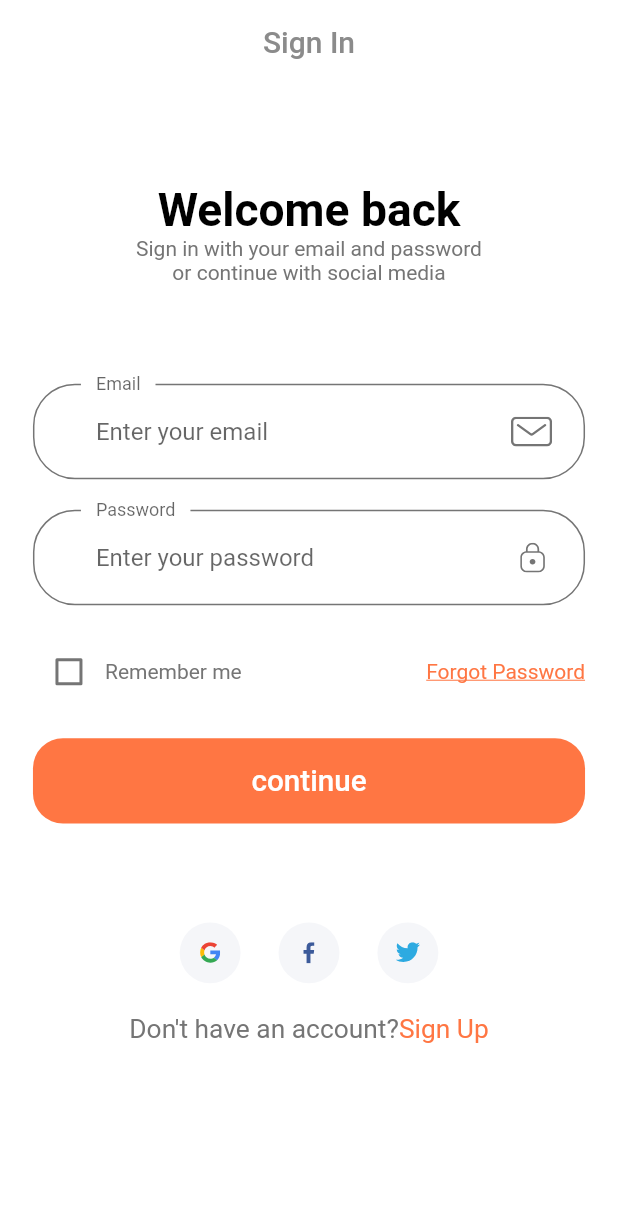
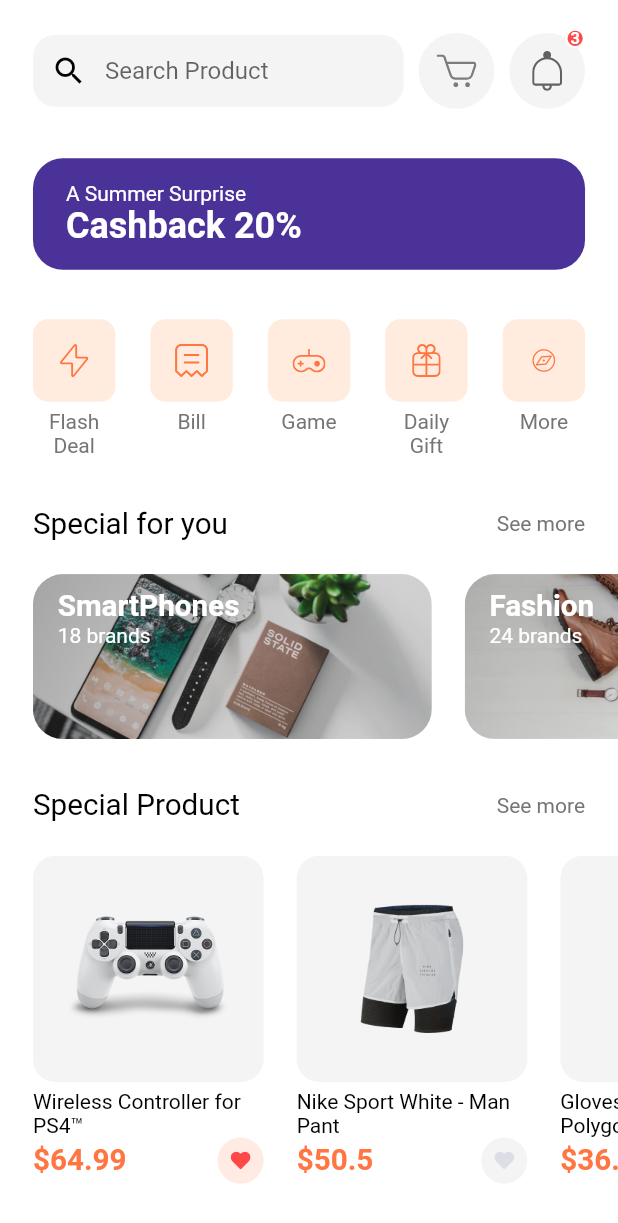
Before and after one commit to NAME-NikhilPatil/shop_ui, a Flutter app: the screen it shows after launch, on a phone screen of 412 x 824 dp. Shown: the top 1223 px of the screen. Run offline on Flutter 3.47's test engine with Material 2 defaults, Android fonts, the phone set to English and light mode, and no system bars; our stand-ins replace flutter_svg; Roboto replaces fonts that are missing (Muli).

Commit message:
episode 4

```diff
--- /dev/null
+++ b/lib/components/product.dart
@@ -0,0 +1,92 @@
+import 'package:flutter/material.dart';
+import 'package:flutter_svg/svg.dart';
+import '../constants.dart';
+import '../models/Product.dart';
+import '../size_config.dart';
+
+class ProductCard extends StatelessWidget {
+  const ProductCard({
+    Key? key,
+    this.width = 140,
+    this.aspectRatio = 1.02,
+    required this.product,
+  }) : super(key: key);
+
+  final double width, aspectRatio;
+  final Product product;
+
+  @override
+  Widget build(BuildContext context) {
+    return Padding(
+      padding: EdgeInsets.only(
+        left: getProportionateScreenWidth(20),
+      ),
+      child: SizedBox(
+        width: getProportionateScreenWidth(width),
+        child: Column(
+          children: [
+            AspectRatio(
+              aspectRatio: aspectRatio,
+              child: Container(
+                padding: EdgeInsets.all(
+                  getProportionateScreenWidth(20),
+                ),
+                decoration: BoxDecoration(
+                  color: kSecondaryColor.withOpacity(0.1),
+                  borderRadius: BorderRadius.circular(15),
+                ),
+                child: Image.asset(product.images[0]),
+              ),
+            ),
+            const SizedBox(
+              height: 5,
+            ),
+            Text(
+              product.title,
+              style: const TextStyle(
+                color: Colors.black,
+              ),
+              maxLines: 2,
+            ),
+            Row(
+              mainAxisAlignment: MainAxisAlignment.spaceBetween,
+              children: [
+                Text(
+                  "\$${product.price}",
+                  style: TextStyle(
+                    fontSize: getProportionateScreenWidth(18),
+                    fontWeight: FontWeight.w600,
+                    color: kPrimaryColor,
+                  ),
+                ),
+                InkWell(
+                  onTap: () {},
+                  borderRadius: BorderRadius.circular(30),
+                  child: Container(
+                    padding: EdgeInsets.all(
+                      getProportionateScreenWidth(8),
+                    ),
+                    height: getProportionateScreenWidth(28),
+                    width: getProportionateScreenWidth(28),
+                    decoration: BoxDecoration(
+                      color: product.isFavourite
+                          ? kPrimaryColor.withOpacity(0.15)
+                          : kSecondaryColor.withOpacity(0.1),
+                      shape: BoxShape.circle,
+                    ),
+                    child: SvgPicture.asset(
+                      "assets/icons/Heart Icon_2.svg",
+                      color: product.isFavourite
+                          ? const Color(0xffff4848)
+                          : const Color(0xffdbdee4),
+                    ),
+                  ),
+                ),
+              ],
+            ),
+          ],
+        ),
+      ),
+    );
+  }
+}
--- a/lib/main.dart
+++ b/lib/main.dart
@@ -1,5 +1,6 @@
 import 'package:flutter/material.dart';
 import 'package:shop_ui/routes.dart';
+import 'package:shop_ui/screens/home/home_screen.dart';
 import 'package:shop_ui/screens/sign_in/sign_in_screen.dart';
 import 'package:shop_ui/theme.dart';
 
@@ -18,7 +19,7 @@ class MyApp extends StatelessWidget {
       theme:theme(),
       // home: SplashScreen(),
       // We use routeName so that we dont need to remember the name
-     initialRoute: SignInScreen.routeName,
+     initialRoute: HomeScreen.routeName,
      routes: routes,
     );
   }
--- a/lib/models/Product.dart
+++ b/lib/models/Product.dart
@@ -33,9 +33,9 @@ List<Product> demoProducts = [
       "assets/images/ps4_console_white_4.png",
     ],
     colors: [
-      Color(0xFFF6625E),
-      Color(0xFF836DB8),
-      Color(0xFFDECB9C),
+      const Color(0xFFF6625E),
+      const Color(0xFF836DB8),
+      const Color(0xFFDECB9C),
       Colors.white,
     ],
     title: "Wireless Controller for PS4™",
@@ -51,9 +51,9 @@ List<Product> demoProducts = [
       "assets/images/Image Popular Product 2.png",
     ],
     colors: [
-      Color(0xFFF6625E),
-      Color(0xFF836DB8),
-      Color(0xFFDECB9C),
+      const Color(0xFFF6625E),
+      const Color(0xFF836DB8),
+      const Color(0xFFDECB9C),
       Colors.white,
     ],
     title: "Nike Sport White - Man Pant",
@@ -68,9 +68,9 @@ List<Product> demoProducts = [
       "assets/images/glap.png",
     ],
     colors: [
-      Color(0xFFF6625E),
-      Color(0xFF836DB8),
-      Color(0xFFDECB9C),
+      const Color(0xFFF6625E),
+      const Color(0xFF836DB8),
+      const Color(0xFFDECB9C),
       Colors.white,
     ],
     title: "Gloves XC Omega - Polygon",
@@ -86,9 +86,9 @@ List<Product> demoProducts = [
       "assets/images/wireless headset.png",
     ],
     colors: [
-      Color(0xFFF6625E),
-      Color(0xFF836DB8),
-      Color(0xFFDECB9C),
+      const Color(0xFFF6625E),
+      const Color(0xFF836DB8),
+      const Color(0xFFDECB9C),
       Colors.white,
     ],
     title: "Logitech Head",
--- a/lib/routes.dart
+++ b/lib/routes.dart
@@ -1,6 +1,7 @@
 import 'package:flutter/widgets.dart';
 import 'package:shop_ui/screens/complete_profie/complete_profile_screen.dart';
 import 'package:shop_ui/screens/forgotPassword/forgot_password_screen.dart';
+import 'package:shop_ui/screens/home/home_screen.dart';
 import 'package:shop_ui/screens/login_success/login_succes_screen.dart';
 import 'package:shop_ui/screens/otp/otp_screen.dart';
 import 'package:shop_ui/screens/sign_in/sign_in_screen.dart';
@@ -26,7 +27,7 @@ final Map<String, WidgetBuilder> routes = {
   SignUpScreen.routeName: (context) => SignUpScreen(),
   CompleteProfileScreen.routeName: (context) => CompleteProfileScreen(),
   OtpScreen.routeName: (context) => OtpScreen(),
-  // HomeScreen.routeName: (context) => HomeScreen(),
+  HomeScreen.routeName: (context) => HomeScreen(),
   // DetailsScreen.routeName: (context) => DetailsScreen(),
   // CartScreen.routeName: (context) => CartScreen(),
   // ProfileScreen.routeName: (context) => ProfileScreen(),
--- /dev/null
+++ b/lib/screens/home/components/body.dart
@@ -0,0 +1,35 @@
+import 'package:flutter/material.dart';
+import 'package:shop_ui/screens/home/components/popular_products.dart';
+import 'package:shop_ui/screens/home/components/special_offer.dart';
+import 'package:shop_ui/size_config.dart';
+import 'categories.dart';
+import 'discount_banner.dart';
+import 'home_header.dart';
+
+class Body extends StatelessWidget {
+  const Body({Key? key}) : super(key: key);
+
+  @override
+  Widget build(BuildContext context) {
+    SizeConfig().init(context);
+    return SafeArea(
+      child: SingleChildScrollView(
+        child: Column(
+          children: [
+            SizedBox(height: getProportionateScreenWidth(20)),
+            const HomeHeader(),
+            SizedBox(height: getProportionateScreenWidth(30)),
+            const DiscountBanner(),
+            SizedBox(height: getProportionateScreenWidth(30)),
+            const Categories(),
+            SizedBox(height: getProportionateScreenWidth(30)),
+            const SpecialOffer(),
+            SizedBox(height: getProportionateScreenWidth(30)),
+            const PopularProducts(),
+            SizedBox(height: getProportionateScreenWidth(30)),
+          ],
+        ),
+      ),
+    );
+  }
+}
--- /dev/null
+++ b/lib/screens/home/components/categories.dart
@@ -0,0 +1,83 @@
+import 'package:flutter/material.dart';
+import 'package:flutter_svg/svg.dart';
+import '../../../size_config.dart';
+
+class Categories extends StatelessWidget {
+  const Categories({Key? key}) : super(key: key);
+
+  @override
+  Widget build(BuildContext context) {
+    List<Map<String, dynamic>> categories = [
+      {"icon": "assets/icons/Flash Icon.svg", "text": "Flash Deal"},
+      {"icon": "assets/icons/Bill Icon.svg", "text": "Bill"},
+      {"icon": "assets/icons/Game Icon.svg", "text": "Game"},
+      {"icon": "assets/icons/Gift Icon.svg", "text": "Daily Gift"},
+      {"icon": "assets/icons/Discover.svg", "text": "More"},
+    ];
+    return Padding(
+      padding: EdgeInsets.symmetric(
+        horizontal: getProportionateScreenWidth(20),
+      ),
+      child: Row(
+        mainAxisAlignment: MainAxisAlignment.spaceBetween,
+        crossAxisAlignment: CrossAxisAlignment.start,
+        children: [
+          ...List.generate(
+            categories.length,
+            (index) => CategoryCard(
+              icon: categories[index]["icon"],
+              text: categories[index]["text"],
+              press: () {},
+            ),
+          ),
+        ],
+      ),
+    );
+  }
+}
+
+class CategoryCard extends StatelessWidget {
+  const CategoryCard({
+    Key? key,
+    required this.icon,
+    required this.text,
+    required this.press,
+  }) : super(key: key);
+
+  final String icon, text;
+  final GestureTapCallback press;
+
+  @override
+  Widget build(BuildContext context) {
+    return GestureDetector(
+      onTap: press,
+      child: SizedBox(
+        width: getProportionateScreenWidth(50),
+        child: Column(
+          children: [
+            AspectRatio(
+              aspectRatio: 1,
+              child: Container(
+                padding: EdgeInsets.all(
+                  getProportionateScreenWidth(15),
+                ),
+                decoration: BoxDecoration(
+                  color: const Color(0xffffecdf),
+                  borderRadius: BorderRadius.circular(10),
+                ),
+                child: SvgPicture.asset(icon),
+              ),
+            ),
+            const SizedBox(
+              height: 5,
+            ),
+            Text(
+              text,
+              textAlign: TextAlign.center,
+            ),
+          ],
+        ),
+      ),
+    );
+  }
+}
--- /dev/null
+++ b/lib/screens/home/components/discount_banner.dart
@@ -0,0 +1,44 @@
+import 'package:flutter/material.dart';
+import '../../../size_config.dart';
+
+class DiscountBanner extends StatelessWidget {
+  const DiscountBanner({
+    Key? key,
+  }) : super(key: key);
+
+  @override
+  Widget build(BuildContext context) {
+    return Container(
+      margin: EdgeInsets.symmetric(
+        horizontal: getProportionateScreenWidth(20),
+      ),
+      padding: EdgeInsets.symmetric(
+        horizontal: getProportionateScreenWidth(20),
+        vertical: getProportionateScreenHeight(15),
+      ),
+      width: double.infinity,
+      // height: 90,
+      decoration: BoxDecoration(
+        color: const Color(0xff4a3298),
+        borderRadius: BorderRadius.circular(20),
+      ),
+      child: const Text.rich(
+        TextSpan(
+          text: "A Summer Surprise\n",
+          style: TextStyle(
+            color: Colors.white,
+          ),
+          children: [
+            TextSpan(
+              text: "Cashback 20%",
+              style: TextStyle(
+                fontSize: 24,
+                fontWeight: FontWeight.bold
+              ),
+            ),
+          ],
+        ),
+      ),
+    );
+  }
+}
--- /dev/null
+++ b/lib/screens/home/components/home_header.dart
@@ -0,0 +1,34 @@
+import 'package:flutter/material.dart';
+import 'package:shop_ui/screens/home/components/search_field.dart';
+import '../../../size_config.dart';
+import 'icon_btn_with_counter.dart';
+
+class HomeHeader extends StatelessWidget {
+  const HomeHeader({
+    Key? key,
+  }) : super(key: key);
+
+  @override
+  Widget build(BuildContext context) {
+    return Padding(
+      padding: EdgeInsets.symmetric(
+        horizontal: getProportionateScreenWidth(20),
+      ),
+      child: Row(
+        mainAxisAlignment: MainAxisAlignment.spaceBetween,
+        children: [
+          const SearchField(),
+          IconBtnWithCounter(
+            svgSrc: "assets/icons/Cart Icon.svg",
+            press: (){},
+          ),
+           IconBtnWithCounter(
+            svgSrc: "assets/icons/Bell.svg",
+            press: (){},
+            numOfItems: 3,
+          ),
+        ],
+      ),
+    );
+  }
+}
--- /dev/null
+++ b/lib/screens/home/components/icon_btn_with_counter.dart
@@ -0,0 +1,69 @@
+import 'package:flutter/material.dart';
+import 'package:flutter_svg/svg.dart';
+import '../../../constants.dart';
+import '../../../size_config.dart';
+
+class IconBtnWithCounter extends StatelessWidget {
+  const IconBtnWithCounter({
+    Key? key,
+    required this.svgSrc,
+    this.numOfItems = 0,
+    required this.press,
+  }) : super(key: key);
+
+
+  final String svgSrc;
+  final int numOfItems;
+  final GestureTapCallback press;
+
+  @override
+  Widget build(BuildContext context) {
+    return InkWell(
+      onTap: press,
+      borderRadius: BorderRadius.circular(50),
+      child: Stack(
+        clipBehavior: Clip.none,
+        children: [
+          Container(
+            padding: const EdgeInsets.all(12),
+            height: getProportionateScreenWidth(46),
+            width: getProportionateScreenWidth(46),
+            decoration: BoxDecoration(
+              color: kSecondaryColor.withOpacity(0.1),
+              shape: BoxShape.circle,
+            ),
+            child: SvgPicture.asset(svgSrc),
+          ),
+          if(numOfItems!=0)
+          Positioned(
+            right: 0,
+            top: -3,
+            child: Container(
+              height: getProportionateScreenWidth(12),
+              width: getProportionateScreenWidth(12),
+              decoration: BoxDecoration(
+                color: const Color(0xffff4848),
+                shape: BoxShape.circle,
+                border: Border.all(
+                  width: 1.5,
+                  color: Colors.white,
+                ),
+              ),
+              child: Center(
+                child: Text(
+                  "$numOfItems",
+                  style: TextStyle(
+                    fontSize: getProportionateScreenWidth(10),
+                    height: 1,
+                    color: Colors.white,
+                    fontWeight: FontWeight.w600,
+                  ),
+                ),
+              ),
+            ),
+          ),
+        ],
+      ),
+    );
+  }
+}
--- /dev/null
+++ b/lib/screens/home/components/popular_products.dart
@@ -0,0 +1,42 @@
+import 'package:flutter/material.dart';
+import 'package:shop_ui/screens/home/components/section_title.dart';
+import '../../../components/product.dart';
+import '../../../models/Product.dart';
+import '../../../size_config.dart';
+
+class PopularProducts extends StatelessWidget {
+  const PopularProducts({
+    Key? key,
+  }) : super(key: key);
+
+  @override
+  Widget build(BuildContext context) {
+    return Column(
+      children: [
+        SectionTitle(
+          text: "Special Product",
+          press: () {},
+        ),
+        SizedBox(
+          height: getProportionateScreenWidth(20),
+        ),
+        SingleChildScrollView(
+          scrollDirection: Axis.horizontal,
+          child: Row(
+            children: [
+              ...List.generate(
+                demoProducts.length,
+                (index) => ProductCard(
+                  product: demoProducts[index],
+                ),
+              ),
+              SizedBox(
+                width: getProportionateScreenWidth(20),
+              ),
+            ],
+          ),
+        ),
+      ],
+    );
+  }
+}
--- /dev/null
+++ b/lib/screens/home/components/search_field.dart
@@ -0,0 +1,37 @@
+import 'package:flutter/material.dart';
+import '../../../constants.dart';
+import '../../../size_config.dart';
+
+class SearchField extends StatelessWidget {
+  const SearchField({
+    Key? key,
+  }) : super(key: key);
+
+  @override
+  Widget build(BuildContext context) {
+    return Container(
+      width: SizeConfig.screenWidth * 0.6,
+      // height: 50,
+      decoration: BoxDecoration(
+        color: kSecondaryColor.withOpacity(0.1),
+        borderRadius: BorderRadius.circular(15),
+      ),
+      child: TextField(
+        onChanged: (value) {},
+        decoration: InputDecoration(
+          enabledBorder: InputBorder.none,
+          focusedBorder: InputBorder.none,
+          hintText: "Search Product",
+          contentPadding: EdgeInsets.symmetric(
+            horizontal: getProportionateScreenWidth(20),
+            vertical: getProportionateScreenWidth(13),
+          ),
+          prefixIcon: const Icon(
+            Icons.search,
+            color: Colors.black,
+          ),
+        ),
+      ),
+    );
+  }
+}
--- /dev/null
+++ b/lib/screens/home/components/section_title.dart
@@ -0,0 +1,40 @@
+import 'package:flutter/material.dart';
+import '../../../size_config.dart';
+
+class SectionTitle extends StatelessWidget {
+  const SectionTitle({
+    Key? key,
+    required this.text,
+    required this.press,
+  }) : super(key: key);
+
+  final String text;
+  final GestureTapCallback press;
+
+  @override
+  Widget build(BuildContext context) {
+    return Padding(
+      padding: EdgeInsets.symmetric(
+        horizontal: getProportionateScreenWidth(20),
+      ),
+      child: Row(
+        mainAxisAlignment: MainAxisAlignment.spaceBetween,
+        children: [
+          Text(
+            text,
+            style: TextStyle(
+              fontSize: getProportionateScreenWidth(18),
+              color: Colors.black,
+            ),
+          ),
+          GestureDetector(
+            onTap: press,
+            child: const Text(
+              "See more",
+            ),
+          ),
+        ],
+      ),
+    );
+  }
+}
--- /dev/null
+++ b/lib/screens/home/components/special_offer.dart
@@ -0,0 +1,118 @@
+import 'package:flutter/material.dart';
+import 'package:shop_ui/screens/home/components/section_title.dart';
+import '../../../size_config.dart';
+
+class SpecialOffer extends StatelessWidget {
+  const SpecialOffer({
+    Key? key,
+  }) : super(key: key);
+
+  @override
+  Widget build(BuildContext context) {
+    return Column(
+      children: [
+        SectionTitle(
+          text: "Special for you",
+          press: () {},
+        ),
+        SizedBox(
+          height: getProportionateScreenWidth(20),
+        ),
+        SingleChildScrollView(
+          scrollDirection: Axis.horizontal,
+          child: Row(
+            children: [
+              SpecialOfferCard(
+                image: "assets/images/Image Banner 2.png",
+                category: "SmartPhones",
+                numOfBrands: 18,
+                press: () {},
+              ),
+              SpecialOfferCard(
+                image: "assets/images/Image Banner 3.png",
+                category: "Fashion",
+                numOfBrands: 24,
+                press: () {},
+              ),
+              SizedBox(width: getProportionateScreenWidth(20)),
+            ],
+          ),
+        ),
+      ],
+    );
+  }
+}
+
+class SpecialOfferCard extends StatelessWidget {
+  const SpecialOfferCard({
+    Key? key,
+    required this.category,
+    required this.image,
+    required this.numOfBrands,
+    required this.press,
+  }) : super(key: key);
+
+  final String category, image;
+  final int numOfBrands;
+  final GestureTapCallback press;
+
+  @override
+  Widget build(BuildContext context) {
+    return Padding(
+      padding: EdgeInsets.only(
+        left: getProportionateScreenWidth(20),
+      ),
+      child: SizedBox(
+        width: getProportionateScreenWidth(242),
+        height: getProportionateScreenWidth(100),
+        child: ClipRRect(
+          borderRadius: BorderRadius.circular(20),
+          child: Stack(
+            children: [
+              Image.asset(
+                image,
+                fit: BoxFit.cover,
+              ),
+              Container(
+                decoration: BoxDecoration(
+                  gradient: LinearGradient(
+                    begin: Alignment.topLeft,
+                    end: Alignment.bottomCenter,
+                    colors: [
+                      const Color(0xff343434).withOpacity(0.4),
+                      const Color(0xff343434).withOpacity(0.15),
+                    ],
+                  ),
+                ),
+              ),
+              Padding(
+                padding: EdgeInsets.symmetric(
+                    horizontal: getProportionateScreenWidth(15),
+                    vertical: getProportionateScreenHeight(10)),
+                child: Text.rich(
+                  TextSpan(
+                    style: const TextStyle(
+                      color: Colors.white,
+                    ),
+                    children: [
+                      TextSpan(
+                        text: "$category\n",
+                        style: TextStyle(
+                          fontSize: getProportionateScreenWidth(18),
+                          fontWeight: FontWeight.bold,
+                        ),
+                      ),
+                      TextSpan(
+                        text: "$numOfBrands brands",
+                      ),
+                    ],
+                  ),
+                ),
+              ),
+            ],
+          ),
+        ),
+      ),
+    );
+  }
+}
--- /dev/null
+++ b/lib/screens/home/home_screen.dart
@@ -0,0 +1,14 @@
+import 'package:flutter/material.dart';
+import 'package:shop_ui/screens/home/components/body.dart';
+
+class HomeScreen extends StatelessWidget {
+  const HomeScreen({ Key? key }) : super(key: key);
+  static String routeName="/home";
+
+  @override
+  Widget build(BuildContext context) {
+    return const Scaffold(
+      body: Body(),
+    );
+  }
+}
--- a/lib/screens/login_success/components/body.dart
+++ b/lib/screens/login_success/components/body.dart
@@ -1,5 +1,6 @@
 import 'package:flutter/material.dart';
 import 'package:shop_ui/components/default_button.dart';
+import 'package:shop_ui/screens/home/home_screen.dart';
 import 'package:shop_ui/size_config.dart';
 
 class Body extends StatelessWidget {
@@ -33,7 +34,7 @@ class Body extends StatelessWidget {
           width: SizeConfig.screenWidth*0.6,
           child: DefaultButton(
             text: "Back to home",
-            press: () {},
+            press: () =>Navigator.pushNamed(context, HomeScreen.routeName),
           ),
         ),
         const Spacer(),
```
